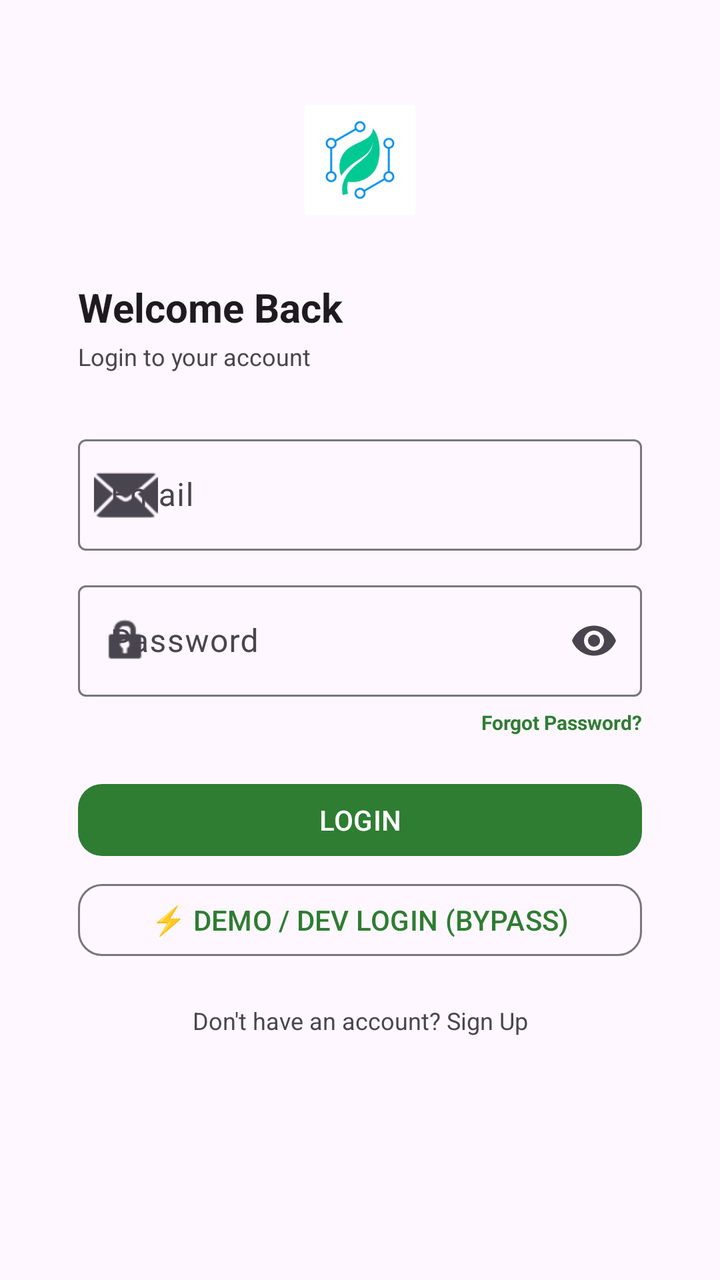
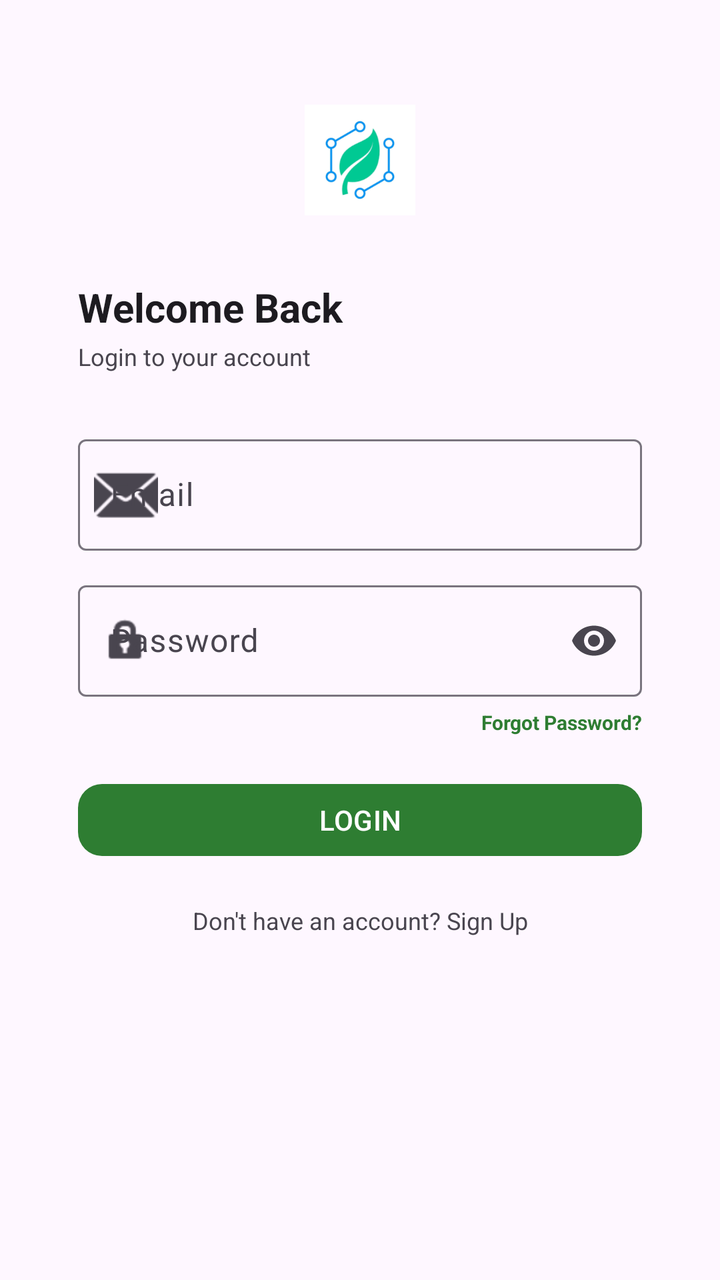

The first picture is an Android layout as it rendered before a commit; the second is the same layout after the commit. The layout source and the unified diff follow.
<!-- AndroidManifest.xml: application theme Theme.BioPolymerScreening -->
<!-- res/layout/activity_login.xml -->
<?xml version="1.0" encoding="utf-8"?>
<androidx.core.widget.NestedScrollView xmlns:android="http://schemas.android.com/apk/res/android"
    xmlns:app="http://schemas.android.com/apk/res-auto"
    android:layout_width="match_parent"
    android:layout_height="match_parent"
    android:fillViewport="true"
    android:background="?attr/colorSurface">

    <androidx.constraintlayout.widget.ConstraintLayout
        android:layout_width="match_parent"
        android:layout_height="wrap_content"
        android:padding="@dimen/margin_standard">

        <androidx.constraintlayout.widget.Guideline
            android:id="@+id/guideline_start"
            android:layout_width="wrap_content"
            android:layout_height="wrap_content"
            android:orientation="vertical"
            app:layout_constraintGuide_percent="0.08" />

        <androidx.constraintlayout.widget.Guideline
            android:id="@+id/guideline_end"
            android:layout_width="wrap_content"
            android:layout_height="wrap_content"
            android:orientation="vertical"
            app:layout_constraintGuide_percent="0.92" />

        <ImageView
            android:id="@+id/iv_logo"
            android:layout_width="@dimen/logo_size"
            android:layout_height="@dimen/logo_size"
            android:layout_marginTop="@dimen/margin_extra_large"
            android:contentDescription="App Logo"
            app:layout_constraintEnd_toEndOf="parent"
            app:layout_constraintStart_toStartOf="parent"
            app:layout_constraintTop_toTopOf="parent"
            app:srcCompat="@mipmap/ic_launcher_foreground" />

        <TextView
            android:id="@+id/tv_welcome"
            android:layout_width="0dp"
            android:layout_height="wrap_content"
            android:layout_marginTop="@dimen/margin_large"
            android:text="Welcome Back"
            android:textAlignment="center"
            android:textColor="?attr/colorOnSurface"
            android:textSize="@dimen/text_heading_large"
            android:textStyle="bold"
            app:layout_constraintEnd_toStartOf="@+id/guideline_end"
            app:layout_constraintStart_toStartOf="@+id/guideline_start"
            app:layout_constraintTop_toBottomOf="@+id/iv_logo" />

        <TextView
            android:id="@+id/tv_subtitle"
            android:layout_width="0dp"
            android:layout_height="wrap_content"
            android:layout_marginTop="@dimen/margin_extra_small"
            android:text="Login to your account"
            android:textAlignment="center"
            android:textColor="?attr/colorOnSurfaceVariant"
            android:textSize="@dimen/text_body"
            app:layout_constraintEnd_toStartOf="@+id/guideline_end"
            app:layout_constraintStart_toStartOf="@+id/guideline_start"
            app:layout_constraintTop_toBottomOf="@+id/tv_welcome" />

        <com.google.android.material.textfield.TextInputLayout
            android:id="@+id/til_email"
            style="@style/Widget.Material3.TextInputLayout.OutlinedBox"
            android:layout_width="0dp"
            android:layout_height="wrap_content"
            android:layout_marginTop="@dimen/margin_extra_large"
            android:hint="Email"
            app:layout_constraintEnd_toStartOf="@+id/guideline_end"
            app:layout_constraintStart_toStartOf="@+id/guideline_start"
            app:layout_constraintTop_toBottomOf="@+id/tv_subtitle"
            app:startIconDrawable="@android:drawable/ic_dialog_email">

            <com.google.android.material.textfield.TextInputEditText
                android:id="@+id/et_email"
                android:layout_width="match_parent"
                android:layout_height="wrap_content"
                android:inputType="textEmailAddress" />
        </com.google.android.material.textfield.TextInputLayout>

        <com.google.android.material.textfield.TextInputLayout
            android:id="@+id/til_password"
            style="@style/Widget.Material3.TextInputLayout.OutlinedBox"
            android:layout_width="0dp"
            android:layout_height="wrap_content"
            android:layout_marginTop="@dimen/margin_standard"
            android:hint="Password"
            app:endIconMode="password_toggle"
            app:layout_constraintEnd_toStartOf="@+id/guideline_end"
            app:layout_constraintStart_toStartOf="@+id/guideline_start"
            app:layout_constraintTop_toBottomOf="@+id/til_email"
            app:startIconDrawable="@android:drawable/ic_lock_idle_lock">

            <com.google.android.material.textfield.TextInputEditText
                android:id="@+id/et_password"
                android:layout_width="match_parent"
                android:layout_height="wrap_content"
                android:inputType="textPassword" />
        </com.google.android.material.textfield.TextInputLayout>

        <TextView
            android:id="@+id/tv_forgot_password"
            android:layout_width="wrap_content"
            android:layout_height="wrap_content"
            android:layout_marginTop="@dimen/margin_small"
            android:text="Forgot Password?"
            android:textColor="?attr/colorPrimary"
            android:textSize="@dimen/text_caption"
            android:textStyle="bold"
            app:layout_constraintEnd_toStartOf="@+id/guideline_end"
            app:layout_constraintTop_toBottomOf="@+id/til_password" />

        <com.google.android.material.button.MaterialButton
            android:id="@+id/btn_login"
            style="@style/Widget.Material3.Button"
            android:layout_width="0dp"
            android:layout_height="@dimen/button_height"
            android:layout_marginTop="@dimen/margin_large"
            android:text="LOGIN"
            android:textSize="@dimen/text_button"
            app:cornerRadius="@dimen/corner_radius"
            app:layout_constraintEnd_toStartOf="@+id/guideline_end"
            app:layout_constraintStart_toStartOf="@+id/guideline_start"
            app:layout_constraintTop_toBottomOf="@+id/tv_forgot_password" />

        <ProgressBar
            android:id="@+id/progress_bar"
            android:layout_width="wrap_content"
            android:layout_height="wrap_content"
            android:visibility="gone"
            app:layout_constraintBottom_toBottomOf="@+id/btn_login"
            app:layout_constraintEnd_toEndOf="@+id/btn_login"
            app:layout_constraintStart_toStartOf="@+id/btn_login"
            app:layout_constraintTop_toTopOf="@+id/btn_login" />

        <com.google.android.material.button.MaterialButton
            android:id="@+id/btn_dev_login"
            style="@style/Widget.Material3.Button.OutlinedButton"
            android:layout_width="0dp"
            android:layout_height="@dimen/button_height"
            android:layout_marginTop="@dimen/margin_small"
            android:text="⚡ DEMO / DEV LOGIN (BYPASS)"
            android:textSize="@dimen/text_button"
            app:cornerRadius="@dimen/corner_radius"
            app:layout_constraintEnd_toStartOf="@+id/guideline_end"
            app:layout_constraintStart_toStartOf="@+id/guideline_start"
            app:layout_constraintTop_toBottomOf="@+id/btn_login" />

        <TextView
            android:id="@+id/tv_signup_link"
            android:layout_width="wrap_content"
            android:layout_height="wrap_content"
            android:layout_marginTop="@dimen/margin_large"
            android:layout_marginBottom="@dimen/margin_large"
            android:text="Don't have an account? Sign Up"
            android:textColor="?attr/colorOnSurfaceVariant"
            android:textSize="@dimen/text_body"
            app:layout_constraintBottom_toBottomOf="parent"
            app:layout_constraintEnd_toEndOf="parent"
            app:layout_constraintStart_toStartOf="parent"
            app:layout_constraintTop_toBottomOf="@+id/btn_dev_login"
            app:layout_constraintVertical_bias="0" />

    </androidx.constraintlayout.widget.ConstraintLayout>
</androidx.core.widget.NestedScrollView>
<!-- resources referenced by this layout -->
<resources>
  <dimen name="button_height">50dp</dimen>
  <dimen name="corner_radius">12dp</dimen>
  <dimen name="logo_size">100dp</dimen>
  <dimen name="margin_extra_large">32dp</dimen>
  <dimen name="margin_extra_small">4dp</dimen>
  <dimen name="margin_large">24dp</dimen>
  <dimen name="margin_small">8dp</dimen>
  <dimen name="margin_standard">16dp</dimen>
  <dimen name="text_body">14sp</dimen>
  <dimen name="text_button">16sp</dimen>
  <dimen name="text_caption">12sp</dimen>
  <dimen name="text_heading_large">24sp</dimen>
  <!-- mipmap ic_launcher_foreground: webp bitmap (mipmap-hdpi, 4416 bytes) -->
  <style name="Theme.BioPolymerScreening" parent="Theme.Material3.DayNight.NoActionBar">
          
          <item name="colorPrimary">@color/primary</item>
          <item name="colorOnPrimary">@color/white</item>
          <item name="colorPrimaryContainer">@color/primary_container</item>
          <item name="colorOnPrimaryContainer">@color/on_primary_container</item>
  
          <item name="android:windowAnimationStyle">@style/WindowAnimationTransition</item>
      </style>
  <color name="primary">#2E7D32</color>
  <color name="white">#FFFFFF</color>
  <color name="primary_container">#C8E6C9</color>
  <color name="on_primary_container">#003300</color>
  <style name="WindowAnimationTransition">
          <item name="android:windowEnterAnimation">@android:anim/fade_in</item>
          <item name="android:windowExitAnimation">@android:anim/fade_out</item>
      </style>
</resources>

<!-- the commit's change to res/layout/activity_login.xml (unified diff, before → after) -->
@@ -137,19 +137,6 @@
             app:layout_constraintStart_toStartOf="@+id/btn_login"
             app:layout_constraintTop_toTopOf="@+id/btn_login" />
 
-        <com.google.android.material.button.MaterialButton
-            android:id="@+id/btn_dev_login"
-            style="@style/Widget.Material3.Button.OutlinedButton"
-            android:layout_width="0dp"
-            android:layout_height="@dimen/button_height"
-            android:layout_marginTop="@dimen/margin_small"
-            android:text="⚡ DEMO / DEV LOGIN (BYPASS)"
-            android:textSize="@dimen/text_button"
-            app:cornerRadius="@dimen/corner_radius"
-            app:layout_constraintEnd_toStartOf="@+id/guideline_end"
-            app:layout_constraintStart_toStartOf="@+id/guideline_start"
-            app:layout_constraintTop_toBottomOf="@+id/btn_login" />
-
         <TextView
             android:id="@+id/tv_signup_link"
             android:layout_width="wrap_content"
@@ -162,7 +149,7 @@
             app:layout_constraintBottom_toBottomOf="parent"
             app:layout_constraintEnd_toEndOf="parent"
             app:layout_constraintStart_toStartOf="parent"
-            app:layout_constraintTop_toBottomOf="@+id/btn_dev_login"
+            app:layout_constraintTop_toBottomOf="@+id/btn_login"
             app:layout_constraintVertical_bias="0" />
 
     </androidx.constraintlayout.widget.ConstraintLayout>
